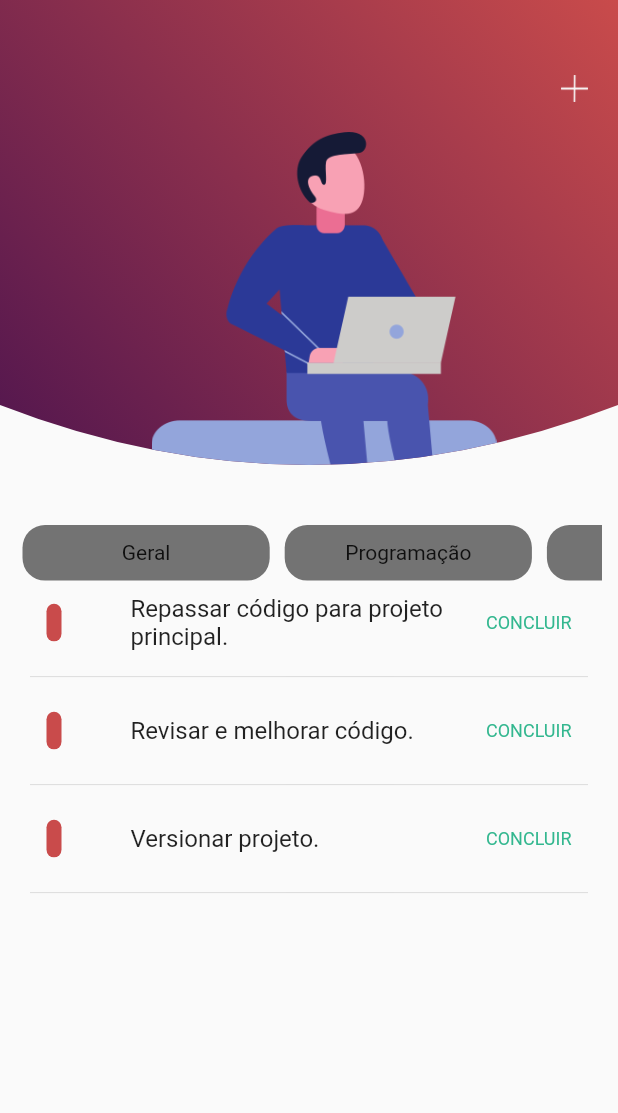
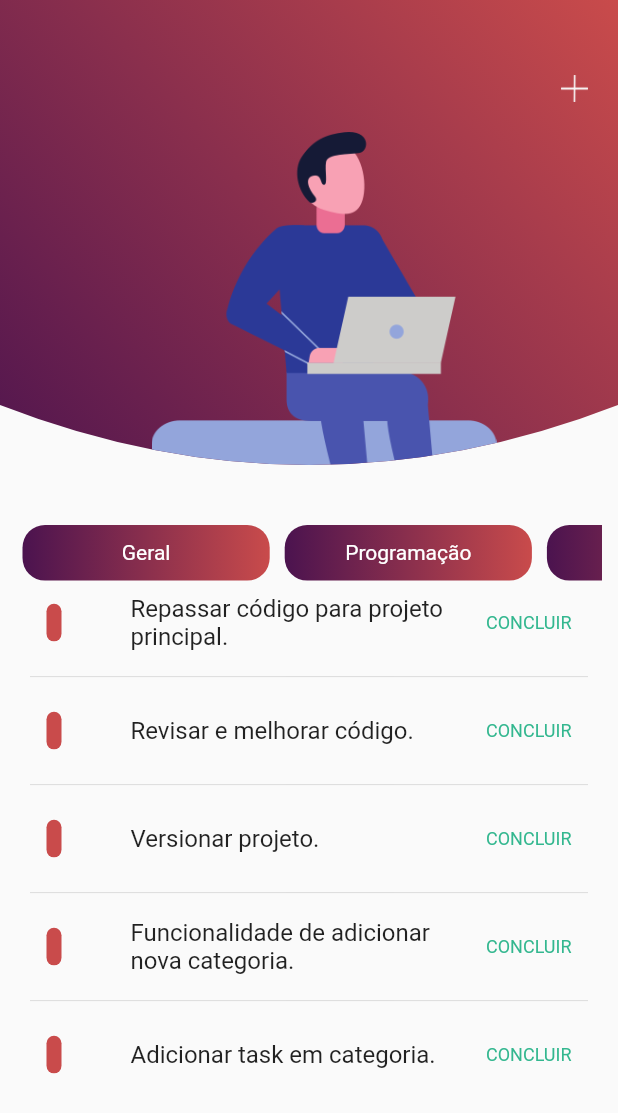
Before and after one commit to gabriel-kohler/app-organizacao-pessoal-e-produtividade, a Flutter app: the screen it shows after launch, after a tap on "Programação", on a phone screen of 412 x 824 dp. Shown: the top 1113 px of the screen. Run offline on Flutter 3.47's test engine with Material 2 defaults, Android fonts, the phone set to English and light mode, and no system bars; Roboto replaces fonts that are missing (Poppins).

Commit message:
update estilo do container das categorias

```diff
--- a/lib/components/categories_item.dart
+++ b/lib/components/categories_item.dart
@@ -19,11 +19,19 @@ class CategoriesItem extends StatelessWidget {
         width: size.width * 0.4,
         height: size.height * 0.04,
         decoration: BoxDecoration(
-          color: Colors.black54,
+          gradient: LinearGradient(colors: [
+            Color(0xFF4b134f),
+            Color(0xFFC94B4B),
+          ]),
           borderRadius: BorderRadius.circular(15),
         ),
         child: Center(
-          child: Text(category.title),
+          child: Text(
+            category.title,
+            style: TextStyle(
+              color: Colors.white,
+            ),
+          ),
         ),
       ),
     );
--- a/lib/providers/task_provider.dart
+++ b/lib/providers/task_provider.dart
@@ -40,16 +40,31 @@ class TaskProvider with ChangeNotifier {
     ),
     Task(
       idTask: '07',
+      idCategory: 'c2',
+      titleTask: 'Funcionalidade de adicionar nova categoria.',
+    ),
+    Task(
+      idTask: '08',
+      idCategory: 'c2',
+      titleTask: 'Adicionar task em categoria.',
+    ),
+    Task(
+      idTask: '09',
+      idCategory: 'c2',
+      titleTask: 'Resolver bug de deletar task.',
+    ),
+    Task(
+      idTask: '10',
       idCategory: 'c3',
       titleTask: 'Estudar sobre versionamento GIT.',
     ),
     Task(
-      idTask: '08',
+      idTask: '11',
       idCategory: 'c3',
       titleTask: 'Estudar sobre programação orientada a objetos.',
     ),
     Task(
-      idTask: '09',
+      idTask: '12',
       idCategory: 'c3',
       titleTask: 'Estudar sobre gerenciamento de estado com MOBX.',
     ),
--- a/lib/screens/homepage_screen.dart
+++ b/lib/screens/homepage_screen.dart
@@ -9,12 +9,12 @@ import 'package:provider/provider.dart';
 class HomePageScreen extends StatelessWidget {
   @override
   Widget build(BuildContext context) {
-    List<Task> _taskList;
     final _size = MediaQuery.of(context).size;
     final _taskProvider = Provider.of<TaskProvider>(context);
     final _taskCategories = _taskProvider.categories;
     final _categorySelected = _taskProvider.categorySelected;
-    _taskList = _taskProvider.getTasksByCategory(_categorySelected.categoryId);
+    List<Task> _taskList =
+        _taskProvider.getTasksByCategory(_categorySelected.categoryId);
     return Scaffold(
       body: SingleChildScrollView(
         child: Column(
@@ -45,7 +45,8 @@ class HomePageScreen extends StatelessWidget {
                           width: 18,
                           height: 18,
                         ),
-                        onTap: () => _taskProvider.openAddTaskFormModal(context),
+                        onTap: () =>
+                            _taskProvider.openAddTaskFormModal(context),
                       ),
                     ),
                     SizedBox(height: 20),
```
Also changed, not shown: 1 other file.
